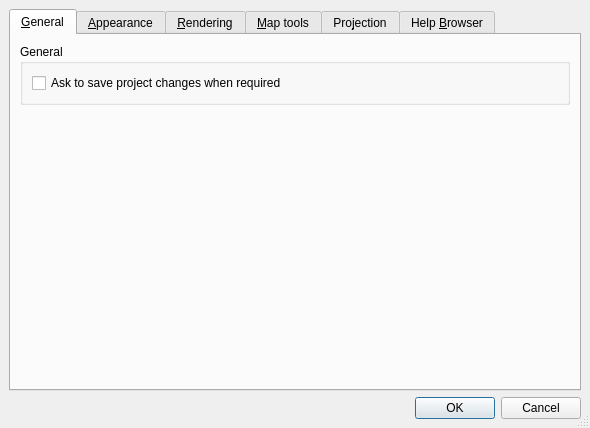
Qt form src/ui/qgsoptionsbase.ui (qgis/QGIS) before a commit.
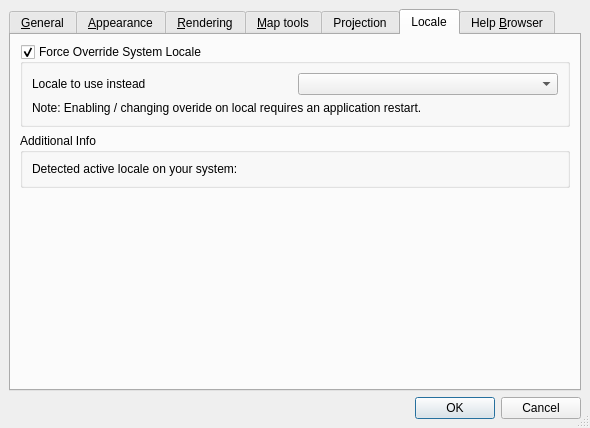
The same form after that commit. The open tabs and pages were chosen to show the change. Icons and pictures are not drawn. Custom widgets are drawn as their Qt base class.

Commit message: Fix for #798 - users need to be able to set locale easily

```diff
--- a/src/ui/qgsoptionsbase.ui
+++ b/src/ui/qgsoptionsbase.ui
@@ -723,6 +723,95 @@
        </item>
       </layout>
      </widget>
+     <widget class="QWidget" name="tabLocale" >
+      <attribute name="title" >
+       <string>Locale</string>
+      </attribute>
+      <layout class="QGridLayout" >
+       <property name="margin" >
+        <number>9</number>
+       </property>
+       <property name="spacing" >
+        <number>6</number>
+       </property>
+       <item row="0" column="0" >
+        <widget class="QGroupBox" name="grpLocale" >
+         <property name="title" >
+          <string>Force Override System Locale</string>
+         </property>
+         <property name="checkable" >
+          <bool>true</bool>
+         </property>
+         <layout class="QGridLayout" >
+          <property name="margin" >
+           <number>9</number>
+          </property>
+          <property name="spacing" >
+           <number>6</number>
+          </property>
+          <item row="0" column="0" >
+           <widget class="QLabel" name="label_5" >
+            <property name="text" >
+             <string>Locale to use instead</string>
+            </property>
+            <property name="buddy" >
+             <cstring>cboLocale</cstring>
+            </property>
+           </widget>
+          </item>
+          <item row="0" column="1" >
+           <widget class="QComboBox" name="cboLocale" />
+          </item>
+          <item row="1" column="0" colspan="2" >
+           <widget class="QLabel" name="label_7" >
+            <property name="text" >
+             <string>Note: Enabling / changing overide on local requires an application restart.</string>
+            </property>
+            <property name="wordWrap" >
+             <bool>true</bool>
+            </property>
+           </widget>
+          </item>
+         </layout>
+        </widget>
+       </item>
+       <item row="2" column="0" >
+        <spacer>
+         <property name="orientation" >
+          <enum>Qt::Vertical</enum>
+         </property>
+         <property name="sizeHint" >
+          <size>
+           <width>501</width>
+           <height>51</height>
+          </size>
+         </property>
+        </spacer>
+       </item>
+       <item row="1" column="0" >
+        <widget class="QGroupBox" name="groupBox_12" >
+         <property name="title" >
+          <string>Additional Info</string>
+         </property>
+         <layout class="QGridLayout" >
+          <property name="margin" >
+           <number>9</number>
+          </property>
+          <property name="spacing" >
+           <number>6</number>
+          </property>
+          <item row="0" column="0" >
+           <widget class="QLabel" name="lblSystemLocale" >
+            <property name="text" >
+             <string>Detected active locale on your system:</string>
+            </property>
+           </widget>
+          </item>
+         </layout>
+        </widget>
+       </item>
+      </layout>
+     </widget>
      <widget class="QWidget" name="tabHelpBrowser" >
       <attribute name="title" >
        <string>Help &amp;Browser</string>
```
The commit also changes 3 other files.
